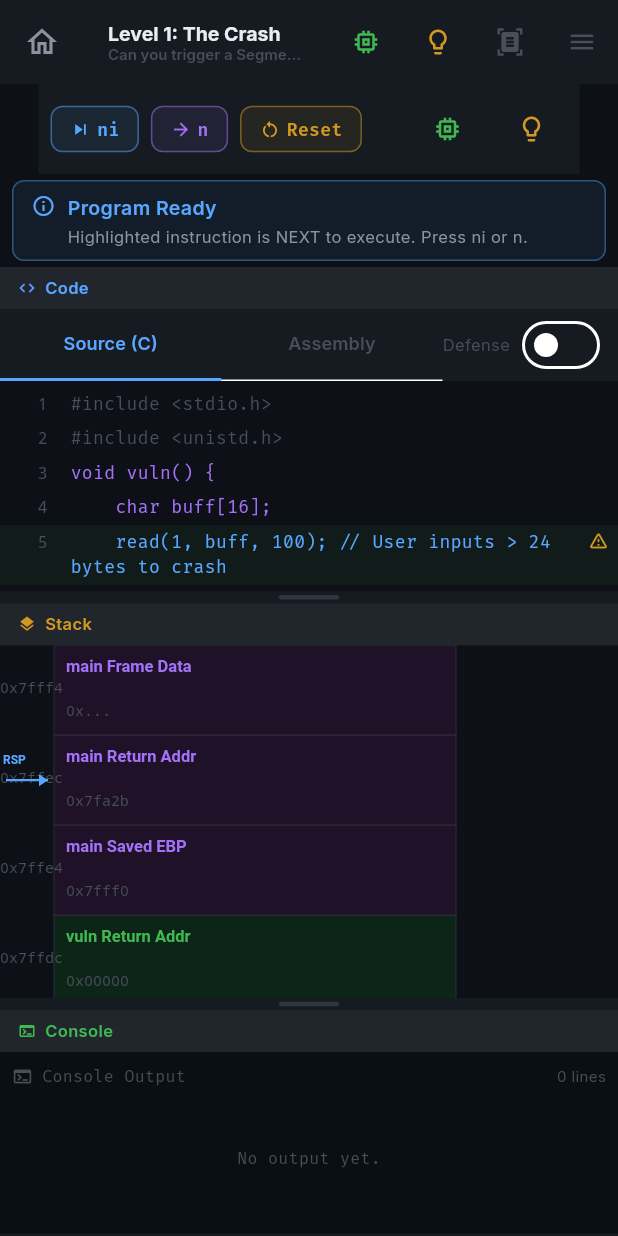
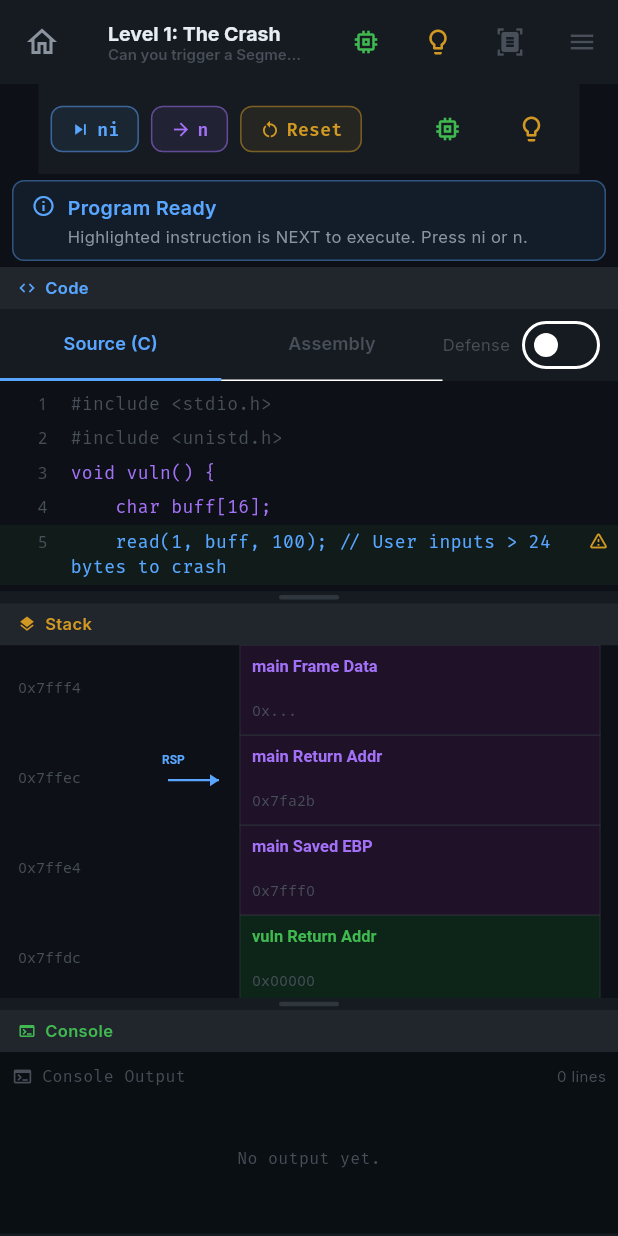
Before and after one commit to neqbal/SecViz, a Flutter app: the screen it shows after launch, after a tap on an icon or button, on a phone screen of 412 x 824 dp. Run offline on Flutter 3.47's test engine with Material 3 defaults, Android fonts, the phone set to English and light mode, and no system bars; our stand-ins replace flutter_riverpod, google_fonts.

Commit message:
stack ui

```diff
--- a/secviz_flutter/lib/features/binary_exploitation/painters/stack_painter.dart
+++ b/secviz_flutter/lib/features/binary_exploitation/painters/stack_painter.dart
@@ -17,10 +17,12 @@ class StackPainter extends CustomPainter {
   final double overflowFill; // 0..1 fill level for overflow animation
 
   static const _blockH = 60.0;
-  static const _addrW = 90.0;
+  static const _leftPad = 12.0;
+  static const _addrW = 86.0;
   static const _labelW = 170.0;
   static const _valueW = 140.0;
-  static const _pointerW = 36.0;
+  static const _pointerW = 42.0;
+  static const _columnGap = 10.0;
 
   StackPainter({
     required this.blocks,
@@ -35,12 +37,15 @@ class StackPainter extends CustomPainter {
   void paint(Canvas canvas, Size size) {
     if (blocks.isEmpty) return;
 
-    final blockW = size.width - _addrW - _pointerW * 1.5;
+    final addressX = _leftPad;
+    final pointerX = addressX + _addrW + _columnGap;
+    final blockX = pointerX + _pointerW + _columnGap;
+    final blockW = max(0.0, size.width - blockX - _leftPad);
 
     for (int i = 0; i < blocks.length; i++) {
       final block = blocks[i];
       final y = i * _blockH;
-      final rect = Rect.fromLTWH(_pointerW, y, blockW, _blockH);
+      final rect = Rect.fromLTWH(blockX, y, blockW, _blockH);
 
       // Background fill
       final bgColor = _blockColor(block.type);
@@ -77,50 +82,50 @@ class StackPainter extends CustomPainter {
       _drawText(
         canvas,
         block.address,
-        Offset(0, y + (_blockH - 14) / 2),
+        Offset(addressX, y + (_blockH - 14) / 2),
         const TextStyle(
           color: AppColors.textMuted,
           fontSize: 10,
           fontFamily: 'monospace',
         ),
-        maxWidth: _addrW - 4,
+        maxWidth: _addrW,
       );
 
       // Label
       _drawText(
         canvas,
         block.label,
-        Offset(_pointerW + 8, y + 8),
+        Offset(blockX + 8, y + 8),
         TextStyle(
           color: _labelColor(block.type),
           fontSize: 11,
           fontWeight: FontWeight.w600,
         ),
-        maxWidth: _labelW,
+        maxWidth: max(0.0, min(_labelW, blockW - 16)),
       );
 
       // Value
       _drawText(
         canvas,
         block.value,
-        Offset(_pointerW + 8, y + _blockH - 22),
+        Offset(blockX + 8, y + _blockH - 22),
         TextStyle(
           color: _valueColor(block.type),
           fontSize: 10,
           fontFamily: 'monospace',
         ),
-        maxWidth: _valueW,
+        maxWidth: max(0.0, min(_valueW, blockW - 16)),
       );
     }
 
     // RSP arrow (ESP)
     if (espIndex >= 0 && espIndex < blocks.length) {
-      _drawPointerArrow(canvas, espIndex, 'RSP', AppColors.accent);
+      _drawPointerArrow(canvas, espIndex, 'RSP', AppColors.accent, pointerX);
     }
 
     // RBP arrow (EBP) — only if different from RSP
     if (ebpIndex >= 0 && ebpIndex < blocks.length && ebpIndex != espIndex) {
-      _drawPointerArrow(canvas, ebpIndex, 'RBP', AppColors.purple);
+      _drawPointerArrow(canvas, ebpIndex, 'RBP', AppColors.purple, pointerX);
     }
   }
 
@@ -147,16 +152,18 @@ class StackPainter extends CustomPainter {
     canvas.drawPath(path, Paint()..color = color);
   }
 
-  void _drawPointerArrow(Canvas canvas, int blockIdx, String label, Color color) {
+  void _drawPointerArrow(
+      Canvas canvas, int blockIdx, String label, Color color, double pointerX) {
     final y = blockIdx * _blockH + _blockH / 2;
-    const arrowX = _pointerW - 4.0;
+    final arrowStartX = pointerX + 4;
+    final arrowX = pointerX + _pointerW - 4;
     final paint = Paint()
       ..color = color
       ..strokeWidth = 1.5
       ..style = PaintingStyle.stroke;
 
     // Horizontal line
-    canvas.drawLine(Offset(4, y), Offset(arrowX, y), paint);
+    canvas.drawLine(Offset(arrowStartX, y), Offset(arrowX, y), paint);
 
     // Arrowhead
     final arrowPaint = Paint()..color = color;
@@ -171,7 +178,7 @@ class StackPainter extends CustomPainter {
     _drawText(
       canvas,
       label,
-      Offset(2, y - 18),
+      Offset(pointerX, y - 18),
       TextStyle(color: color, fontSize: 8, fontWeight: FontWeight.w700),
       maxWidth: _pointerW,
     );
@@ -235,7 +242,8 @@ class StackPainter extends CustomPainter {
   static int blockHitTest(double localY) => (localY / _blockH).floor();
 
   static double get blockHeight => _blockH;
-  static double get totalWidth => _addrW + _labelW + _valueW + _pointerW;
+  static double get totalWidth =>
+      _leftPad + _addrW + _columnGap + _pointerW + _columnGap + _labelW + _valueW;
 }
 
 // ─────────────────────────────────────────────────────────────────────────────
```
